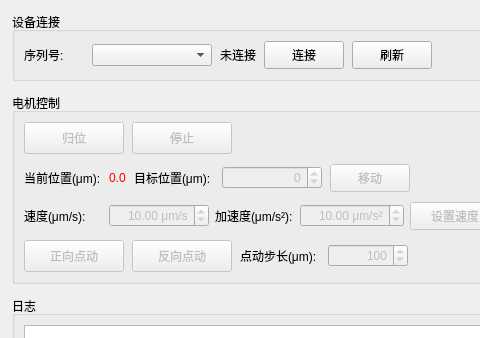
Old version of the form src/app/mainwindow.ui in the repository choushunn/ZF-Multi-Controller; both pictures show x 0 to 480 and y 0 to 338 of the 1200 by 700 pixel window.
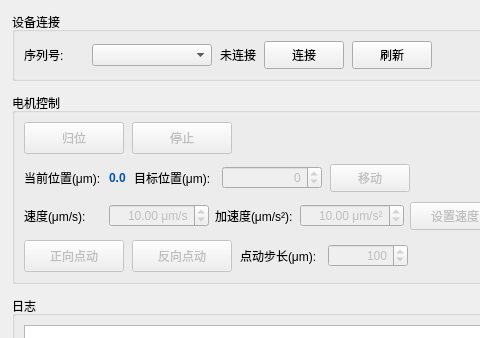
New version of the form.

Commit message:
fix(ui): change position label from alert red to neutral emphasis (P2)
positionLabel 常态红色与错误/告警红冲突，丧失警示语义（critique P2）。改为深蓝粗体中性强调，红色彻底让给错误语义（日志 Error、状态栏失败提示）。MSVC Release 构建通过。

What changed in the file:
```diff
--- a/src/app/mainwindow.ui
+++ b/src/app/mainwindow.ui
@@ -201,7 +201,7 @@
            <item>
             <widget class="QLabel" name="positionLabel">
              <property name="styleSheet">
-              <string notr="true">color: rgb(255, 0, 0);</string>
+              <string notr="true">color: rgb(0, 85, 170); font-weight: bold;</string>
              </property>
              <property name="text">
               <string>0.0</string>
```
